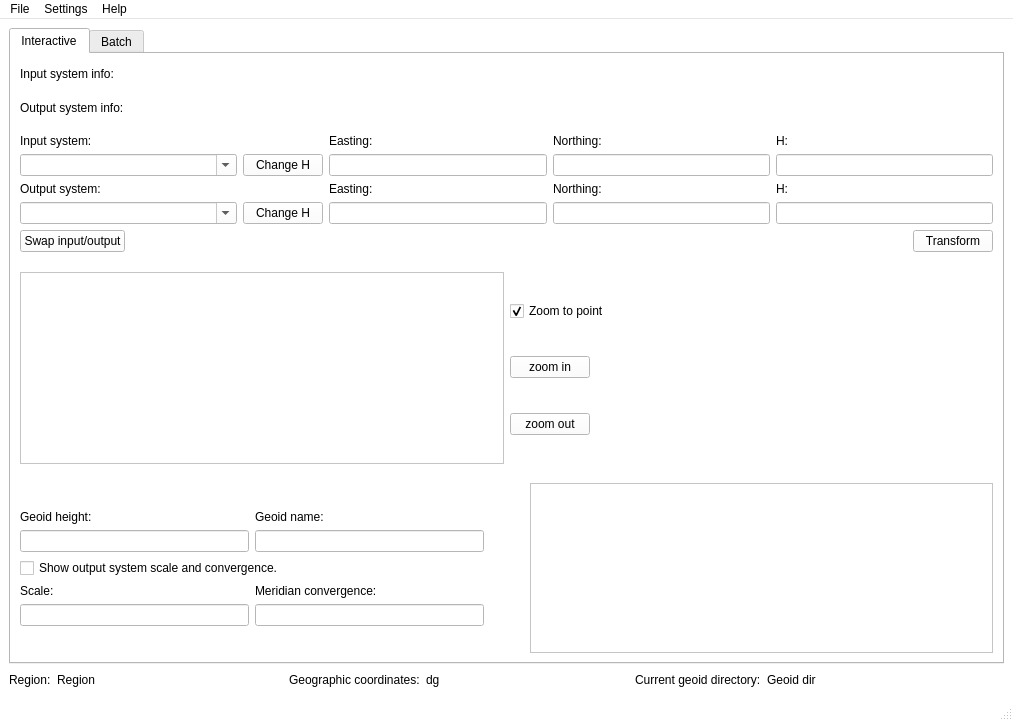
First picture: the form in UI/GSTtrans.ui, repository MartinHvidberg/kmstrans_fra_SDFE_SEQ200131, before the edit.
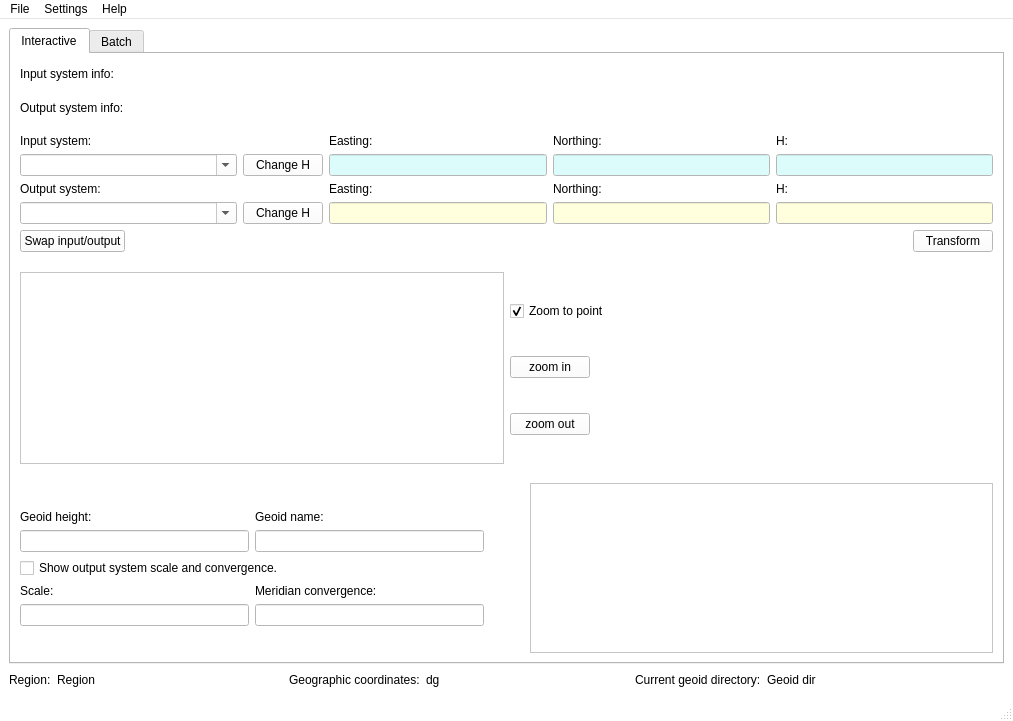
Second picture: the form after the edit. Icons and pictures are not drawn.

Commit message: New colors in main window - looks good?

The edit to the form file:
```diff
--- a/UI/GSTtrans.ui
+++ b/UI/GSTtrans.ui
@@ -674,6 +674,43 @@
           </item>
           <item row="1" column="2">
            <widget class="QLineEdit" name="txt_x_in">
+            <property name="palette">
+             <palette>
+              <active>
+               <colorrole role="Base">
+                <brush brushstyle="SolidPattern">
+                 <color alpha="255">
+                  <red>220</red>
+                  <green>252</green>
+                  <blue>252</blue>
+                 </color>
+                </brush>
+               </colorrole>
+              </active>
+              <inactive>
+               <colorrole role="Base">
+                <brush brushstyle="SolidPattern">
+                 <color alpha="255">
+                  <red>220</red>
+                  <green>252</green>
+                  <blue>252</blue>
+                 </color>
+                </brush>
+               </colorrole>
+              </inactive>
+              <disabled>
+               <colorrole role="Base">
+                <brush brushstyle="SolidPattern">
+                 <color alpha="255">
+                  <red>255</red>
+                  <green>255</green>
+                  <blue>255</blue>
+                 </color>
+                </brush>
+               </colorrole>
+              </disabled>
+             </palette>
+            </property>
             <property name="whatsThis">
              <string>Input coordinate. Can contain units like dg, sx, nt, rad or m. Enter triggers a transformation.</string>
             </property>
@@ -684,6 +721,43 @@
           </item>
           <item row="1" column="3">
            <widget class="QLineEdit" name="txt_y_in">
+            <property name="palette">
+             <palette>
+              <active>
+               <colorrole role="Base">
+                <brush brushstyle="SolidPattern">
+                 <color alpha="255">
+                  <red>220</red>
+                  <green>252</green>
+                  <blue>252</blue>
+                 </color>
+                </brush>
+               </colorrole>
+              </active>
+              <inactive>
+               <colorrole role="Base">
+                <brush brushstyle="SolidPattern">
+                 <color alpha="255">
+                  <red>220</red>
+                  <green>252</green>
+                  <blue>252</blue>
+                 </color>
+                </brush>
+               </colorrole>
+              </inactive>
+              <disabled>
+               <colorrole role="Base">
+                <brush brushstyle="SolidPattern">
+                 <color alpha="255">
+                  <red>255</red>
+                  <green>255</green>
+                  <blue>255</blue>
+                 </color>
+                </brush>
+               </colorrole>
+              </disabled>
+             </palette>
+            </property>
             <property name="whatsThis">
              <string>Input coordinate. Can contain units like dg, sx, nt, rad or m. Enter triggers a transformation.</string>
             </property>
@@ -691,6 +765,43 @@
           </item>
           <item row="1" column="4">
            <widget class="QLineEdit" name="txt_z_in">
+            <property name="palette">
+             <palette>
+              <active>
+               <colorrole role="Base">
+                <brush brushstyle="SolidPattern">
+                 <color alpha="255">
+                  <red>220</red>
+                  <green>252</green>
+                  <blue>252</blue>
+                 </color>
+                </brush>
+               </colorrole>
+              </active>
+              <inactive>
+               <colorrole role="Base">
+                <brush brushstyle="SolidPattern">
+                 <color alpha="255">
+                  <red>220</red>
+                  <green>252</green>
+                  <blue>252</blue>
+                 </color>
+                </brush>
+               </colorrole>
+              </inactive>
+              <disabled>
+               <colorrole role="Base">
+                <brush brushstyle="SolidPattern">
+                 <color alpha="255">
+                  <red>255</red>
+                  <green>255</green>
+                  <blue>255</blue>
+                 </color>
+                </brush>
+               </colorrole>
+              </disabled>
+             </palette>
+            </property>
             <property name="whatsThis">
              <string>Input z-coordinate. Can contain unit (=m). Enter triggers a transformation.</string>
             </property>
@@ -715,6 +826,43 @@
          <layout class="QGridLayout" name="gridLayout_3">
           <item row="1" column="2">
            <widget class="QLineEdit" name="txt_x_out">
+            <property name="palette">
+             <palette>
+              <active>
+               <colorrole role="Base">
+                <brush brushstyle="SolidPattern">
+                 <color alpha="255">
+                  <red>255</red>
+                  <green>255</green>
+                  <blue>221</blue>
+                 </color>
+                </brush>
+               </colorrole>
+              </active>
+              <inactive>
+               <colorrole role="Base">
+                <brush brushstyle="SolidPattern">
+                 <color alpha="255">
+                  <red>255</red>
+                  <green>255</green>
+                  <blue>221</blue>
+                 </color>
+                </brush>
+               </colorrole>
+              </inactive>
+              <disabled>
+               <colorrole role="Base">
+                <brush brushstyle="SolidPattern">
+                 <color alpha="255">
+                  <red>255</red>
+                  <green>255</green>
+                  <blue>255</blue>
+                 </color>
+                </brush>
+               </colorrole>
+              </disabled>
+             </palette>
+            </property>
             <property name="whatsThis">
              <string>Output coordinate. Can contain units like dg, sx, nt, rad or m. </string>
             </property>
@@ -732,6 +880,43 @@
           </item>
           <item row="1" column="3">
            <widget class="QLineEdit" name="txt_y_out">
+            <property name="palette">
+             <palette>
+              <active>
+               <colorrole role="Base">
+                <brush brushstyle="SolidPattern">
+                 <color alpha="255">
+                  <red>255</red>
+                  <green>255</green>
+                  <blue>221</blue>
+                 </color>
+                </brush>
+               </colorrole>
+              </active>
+              <inactive>
+               <colorrole role="Base">
+                <brush brushstyle="SolidPattern">
+                 <color alpha="255">
+                  <red>255</red>
+                  <green>255</green>
+                  <blue>221</blue>
+                 </color>
+                </brush>
+               </colorrole>
+              </inactive>
+              <disabled>
+               <colorrole role="Base">
+                <brush brushstyle="SolidPattern">
+                 <color alpha="255">
+                  <red>255</red>
+                  <green>255</green>
+                  <blue>255</blue>
+                 </color>
+                </brush>
+               </colorrole>
+              </disabled>
+             </palette>
+            </property>
             <property name="whatsThis">
              <string>Output coordinate. Can contain units like dg, sx, nt, rad or m. </string>
             </property>
@@ -761,6 +946,43 @@
           </item>
           <item row="1" column="4">
            <widget class="QLineEdit" name="txt_z_out">
+            <property name="palette">
+             <palette>
+              <active>
+               <colorrole role="Base">
+                <brush brushstyle="SolidPattern">
+                 <color alpha="255">
+                  <red>255</red>
+                  <green>255</green>
+                  <blue>221</blue>
+                 </color>
+                </brush>
+               </colorrole>
+              </active>
+              <inactive>
+               <colorrole role="Base">
+                <brush brushstyle="SolidPattern">
+                 <color alpha="255">
+                  <red>255</red>
+                  <green>255</green>
+                  <blue>221</blue>
+                 </color>
+                </brush>
+               </colorrole>
+              </inactive>
+              <disabled>
+               <colorrole role="Base">
+                <brush brushstyle="SolidPattern">
+                 <color alpha="255">
+                  <red>255</red>
+                  <green>255</green>
+                  <blue>255</blue>
+                 </color>
+                </brush>
+               </colorrole>
+              </disabled>
+             </palette>
+            </property>
             <property name="whatsThis">
              <string>Output z coordinate.</string>
             </property>
```
